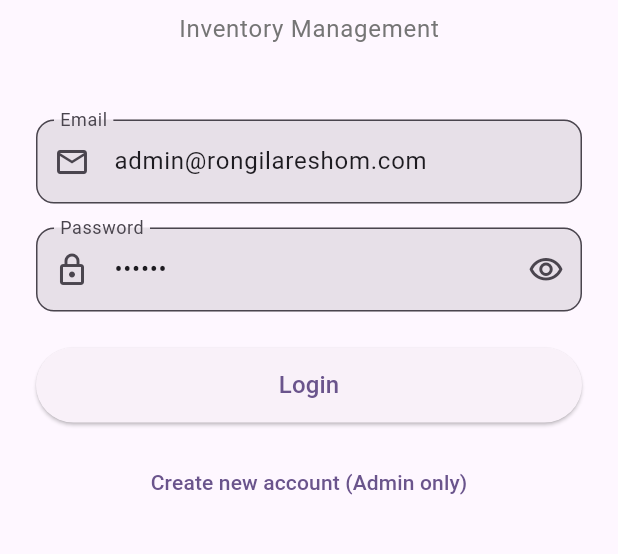
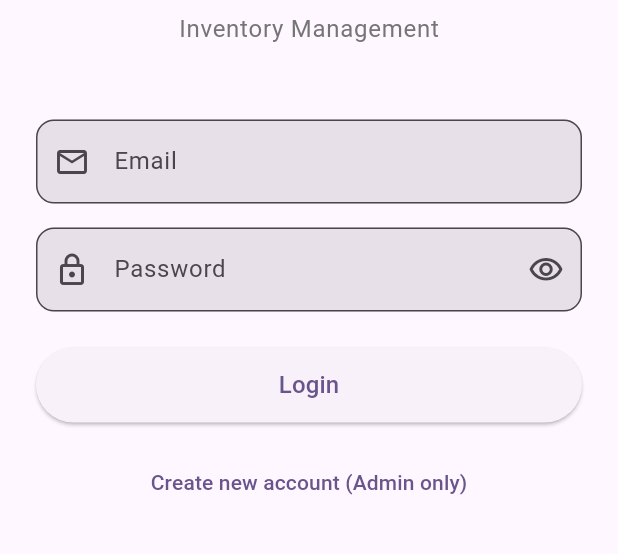
Before and after one commit to mofizul21/rongila-reshom, a Flutter app: the screen it shows after launch, on a phone screen of 412 x 824 dp, the part 494-1048 px from its top. Run offline on Flutter 3.47's test engine with Material 3 defaults, Android fonts, the phone set to English and light mode, and no system bars; our stand-ins replace cloud_firestore, firebase_auth, firebase_core, fl_chart, google_fonts, image_picker and 1 more; accounts and stored records are empty; generated files the repository leaves out were written again; network calls fail; statements that could not run were skipped.

Commit message:
Removed login default data

```diff
--- a/lib/screens/auth/login_screen.dart
+++ b/lib/screens/auth/login_screen.dart
@@ -15,8 +15,8 @@ class LoginScreen extends StatefulWidget {
 
 class _LoginScreenState extends State<LoginScreen> {
   final _formKey = GlobalKey<FormState>();
-  final _emailController = TextEditingController(text: 'admin@rongilareshom.com');
-  final _passwordController = TextEditingController(text: '123456');
+  final _emailController = TextEditingController();
+  final _passwordController = TextEditingController();
   bool _obscurePassword = true;
 
   @override
```
